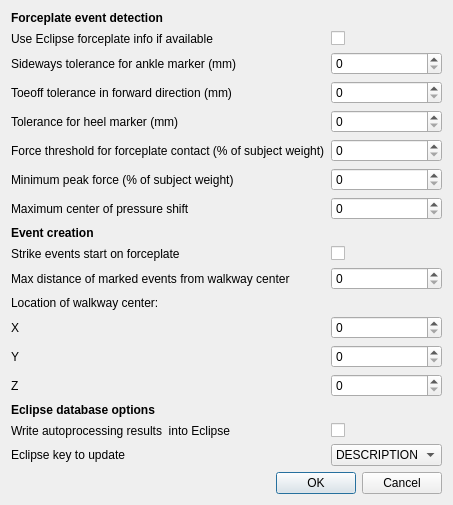
Above: nexus_scripts/autoproc_dialog.ui from NCH-Motion-Laboratory/gaitutils before the change. Below: the same form after it.
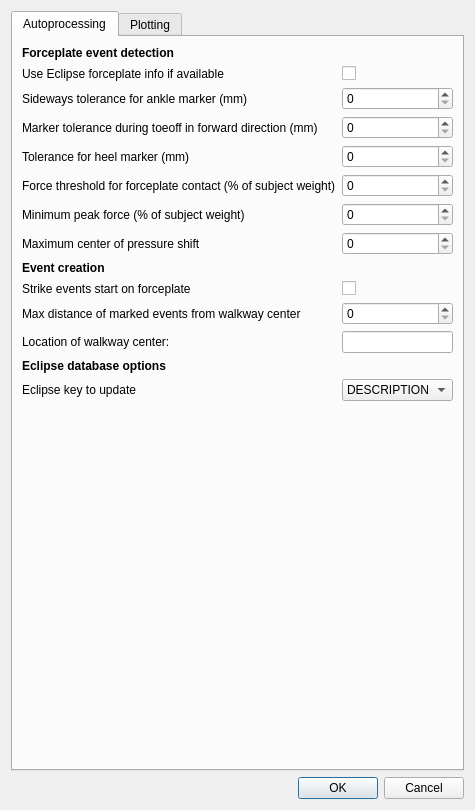
That is the form after the change.

Commit message: tabbed config

Patch:
```diff
--- a/nexus_scripts/autoproc_dialog.ui
+++ b/nexus_scripts/autoproc_dialog.ui
@@ -6,51 +6,25 @@
    <rect>
     <x>0</x>
     <y>0</y>
-    <width>413</width>
-    <height>492</height>
+    <width>435</width>
+    <height>810</height>
    </rect>
   </property>
   <property name="windowTitle">
    <string>Dialog</string>
   </property>
   <layout class="QGridLayout" name="gridLayout">
-   <item row="3" column="0">
-    <widget class="QDialogButtonBox" name="buttonBox">
-     <property name="orientation">
-      <enum>Qt::Horizontal</enum>
-     </property>
-     <property name="standardButtons">
-      <set>QDialogButtonBox::Cancel|QDialogButtonBox::Ok</set>
-     </property>
-    </widget>
-   </item>
-   <item row="2" column="0">
-    <spacer name="verticalSpacer_2">
-     <property name="orientation">
-      <enum>Qt::Vertical</enum>
-     </property>
-     <property name="sizeHint" stdset="0">
-      <size>
-       <width>20</width>
-       <height>67</height>
-      </size>
-     </property>
-    </spacer>
-   </item>
    <item row="0" column="0">
-    <spacer name="verticalSpacer">
-     <property name="orientation">
-      <enum>Qt::Vertical</enum>
+    <widget class="QTabWidget" name="tabWidget">
+     <property name="currentIndex">
+      <number>0</number>
      </property>
-     <property name="sizeHint" stdset="0">
-      <size>
-       <width>20</width>
-       <height>40</height>
-      </size>
-     </property>
-    </spacer>
-   </item>
-   <item row="1" column="0">
+     <widget class="QWidget" name="Tab1">
+      <attribute name="title">
+       <string>Autoprocessing</string>
+      </attribute>
+      <layout class="QVBoxLayout" name="verticalLayout">
+       <item>
     <layout class="QFormLayout" name="formLayout">
      <item row="0" column="0">
       <widget class="QLabel" name="label_3">
@@ -65,6 +39,20 @@
        </property>
       </widget>
      </item>
+         <item row="1" column="0">
+          <widget class="QLabel" name="label_14">
+           <property name="text">
+            <string>Use Eclipse forceplate info if available</string>
+           </property>
+          </widget>
+         </item>
+         <item row="1" column="1">
+          <widget class="QCheckBox" name="xb_use_eclipse_fp_info">
+           <property name="text">
+            <string/>
+           </property>
+          </widget>
+         </item>
      <item row="2" column="0">
       <widget class="QLabel" name="label">
        <property name="text">
@@ -73,17 +61,17 @@
       </widget>
      </item>
      <item row="2" column="1">
-      <widget class="QSpinBox" name="spinBox"/>
+          <widget class="QSpinBox" name="sb_ankle_sideways_tol"/>
      </item>
      <item row="3" column="0">
       <widget class="QLabel" name="label_7">
        <property name="text">
-        <string>Toeoff tolerance in forward direction (mm)</string>
+            <string>Marker tolerance during toeoff in forward direction (mm)</string>
        </property>
       </widget>
      </item>
      <item row="3" column="1">
-      <widget class="QSpinBox" name="spinBox_7"/>
+          <widget class="QSpinBox" name="sb_toeoff_marker_tol"/>
      </item>
      <item row="4" column="0">
       <widget class="QLabel" name="label_9">
@@ -93,7 +81,7 @@
       </widget>
      </item>
      <item row="4" column="1">
-      <widget class="QSpinBox" name="spinBox_6"/>
+          <widget class="QSpinBox" name="sb_heel_strike_tol"/>
      </item>
      <item row="5" column="0">
       <widget class="QLabel" name="label_4">
@@ -103,7 +91,7 @@
       </widget>
      </item>
      <item row="5" column="1">
-      <widget class="QSpinBox" name="spinBox_5"/>
+          <widget class="QSpinBox" name="sb_forceplate_contact_threshold"/>
      </item>
      <item row="6" column="0">
       <widget class="QLabel" name="label_5">
@@ -113,7 +101,7 @@
       </widget>
      </item>
      <item row="6" column="1">
-      <widget class="QSpinBox" name="spinBox_4"/>
+          <widget class="QSpinBox" name="sb_forceplate_min_weight"/>
      </item>
      <item row="7" column="0">
       <widget class="QLabel" name="label_8">
@@ -123,7 +111,7 @@
       </widget>
      </item>
      <item row="7" column="1">
-      <widget class="QSpinBox" name="spinBox_3"/>
+          <widget class="QSpinBox" name="sb_cop_shift_max"/>
      </item>
      <item row="8" column="0">
       <widget class="QLabel" name="label_10">
@@ -146,7 +134,7 @@
       </widget>
      </item>
      <item row="9" column="1">
-      <widget class="QCheckBox" name="checkBox">
+          <widget class="QCheckBox" name="xb_start_on_forceplate">
        <property name="text">
         <string/>
        </property>
@@ -160,39 +148,16 @@
       </widget>
      </item>
      <item row="10" column="1">
-      <widget class="QSpinBox" name="spinBox_2"/>
+          <widget class="QSpinBox" name="sb_automark_max_dist"/>
+         </item>
+         <item row="14" column="0">
+          <widget class="QLabel" name="label_18">
+           <property name="text">
+            <string>Location of walkway center:</string>
+           </property>
+          </widget>
      </item>
      <item row="15" column="0">
-      <widget class="QLabel" name="label_15">
-       <property name="text">
-        <string>X</string>
-       </property>
-      </widget>
-     </item>
-     <item row="15" column="1">
-      <widget class="QSpinBox" name="spinBox_8"/>
-     </item>
-     <item row="16" column="0">
-      <widget class="QLabel" name="label_16">
-       <property name="text">
-        <string>Y</string>
-       </property>
-      </widget>
-     </item>
-     <item row="16" column="1">
-      <widget class="QSpinBox" name="spinBox_9"/>
-     </item>
-     <item row="17" column="0">
-      <widget class="QLabel" name="label_17">
-       <property name="text">
-        <string>Z</string>
-       </property>
-      </widget>
-     </item>
-     <item row="17" column="1">
-      <widget class="QSpinBox" name="spinBox_10"/>
-     </item>
-     <item row="18" column="0">
       <widget class="QLabel" name="label_11">
        <property name="font">
         <font>
@@ -205,29 +170,15 @@
        </property>
       </widget>
      </item>
-     <item row="19" column="0">
-      <widget class="QLabel" name="label_13">
-       <property name="text">
-        <string>Write autoprocessing results  into Eclipse</string>
-       </property>
-      </widget>
-     </item>
-     <item row="19" column="1">
-      <widget class="QCheckBox" name="checkBox_2">
-       <property name="text">
-        <string/>
-       </property>
-      </widget>
-     </item>
-     <item row="20" column="0">
+         <item row="16" column="0">
       <widget class="QLabel" name="label_12">
        <property name="text">
         <string>Eclipse key to update</string>
        </property>
       </widget>
      </item>
-     <item row="20" column="1">
-      <widget class="QComboBox" name="comboBox">
+         <item row="16" column="1">
+          <widget class="QComboBox" name="cb_eclipse_write_key">
        <item>
         <property name="text">
          <string>DESCRIPTION</string>
@@ -238,30 +189,36 @@
          <string>NOTES</string>
         </property>
        </item>
-      </widget>
-     </item>
-     <item row="14" column="0">
-      <widget class="QLabel" name="label_18">
+           <item>
        <property name="text">
-        <string>Location of walkway center:</string>
-       </property>
+             <string>None</string>
+            </property>
+           </item>
+          </widget>
+         </item>
+         <item row="14" column="1">
+          <widget class="QLineEdit" name="lineEdit"/>
+         </item>
+        </layout>
+       </item>
+      </layout>
+     </widget>
+     <widget class="QWidget" name="tab_2">
+      <attribute name="title">
+       <string>Plotting</string>
+      </attribute>
+     </widget>
       </widget>
      </item>
      <item row="1" column="0">
-      <widget class="QLabel" name="label_14">
-       <property name="text">
-        <string>Use Eclipse forceplate info if available</string>
-       </property>
-      </widget>
-     </item>
-     <item row="1" column="1">
-      <widget class="QCheckBox" name="checkBox_3">
-       <property name="text">
-        <string/>
-       </property>
-      </widget>
-     </item>
-    </layout>
+    <widget class="QDialogButtonBox" name="buttonBox">
+     <property name="orientation">
+      <enum>Qt::Horizontal</enum>
+     </property>
+     <property name="standardButtons">
+      <set>QDialogButtonBox::Cancel|QDialogButtonBox::Ok</set>
+     </property>
+    </widget>
    </item>
   </layout>
  </widget>
```
Lines whose indentation alone changed are shown as unchanged.
